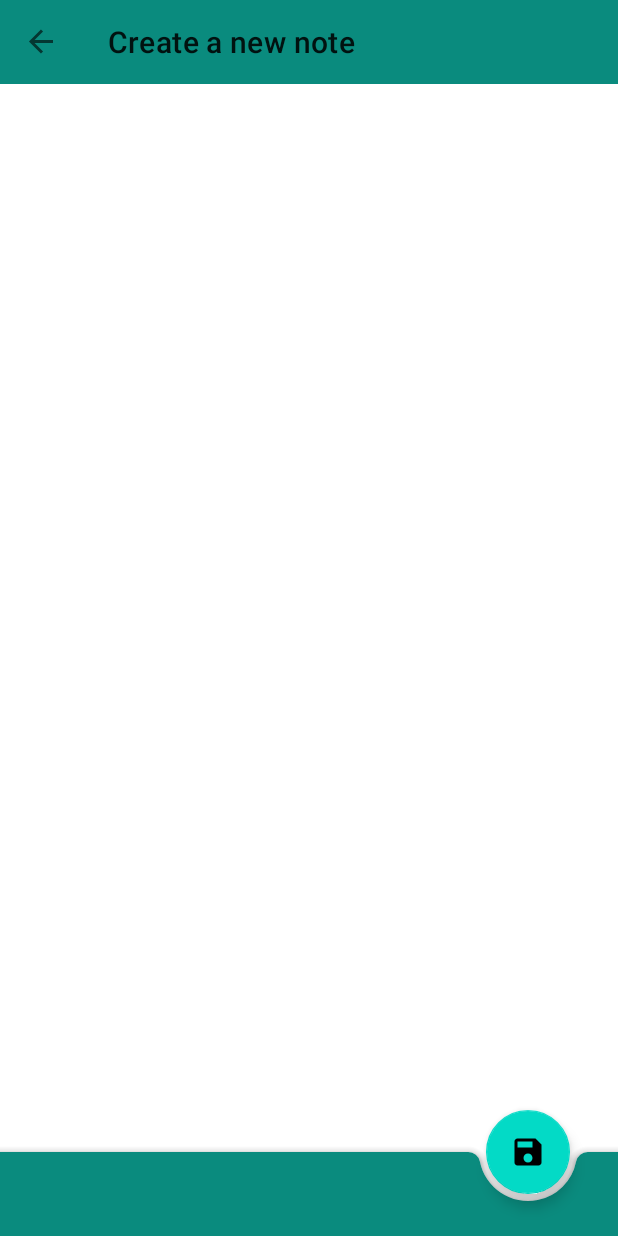
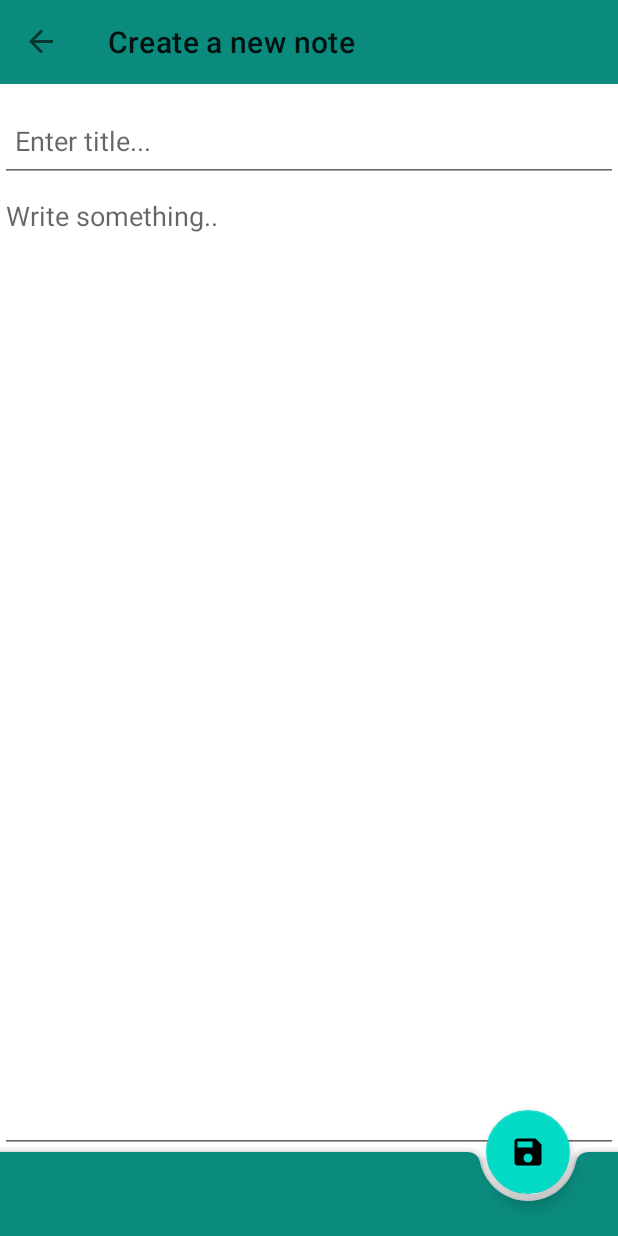
Before and after one commit to rohitj782/Notes-Android-App, an Android app: the screen it shows after launch (MainActivity), after a tap on an icon or button, on a phone screen of 412 x 824 dp. Run offline under Robolectric (Android 15) with nearby library versions, the phone set to English and light mode, and no system bars; our stand-ins replace navigation-ui; 1 statement that could not run was skipped.

Commit message:
Saving notes

```diff
--- a/app/build.gradle
+++ b/app/build.gradle
@@ -50,7 +50,7 @@ dependencies {
     implementation "androidx.navigation:navigation-ui-ktx:$nav_version" // For Kotlin use navigation-ui-ktx
 
     //room
-    def room_version = '2.1.0-alpha01'
+    def room_version = '2.1.0-alpha04'
     implementation "androidx.room:room-runtime:$room_version"
     implementation "androidx.legacy:legacy-support-v4:1.0.0"
     implementation 'androidx.lifecycle:lifecycle-extensions:2.0.0'
@@ -59,5 +59,6 @@ dependencies {
 
     //kotlin coroutines
     implementation 'org.jetbrains.kotlinx:kotlinx-coroutines-core:1.3.0-M1'
+    implementation 'androidx.room:room-coroutines:2.1.0-alpha04'
 
 }
--- a/app/src/main/java/com/rohitrj/notesapp/data/db/NoteDao.kt
+++ b/app/src/main/java/com/rohitrj/notesapp/data/db/NoteDao.kt
@@ -9,9 +9,9 @@ import com.rohitrj.notesapp.data.entity.Note
 interface NoteDao {
 
     @Insert
-    fun addNote(note: Note)
+    suspend fun addNote(note: Note)
 
     @Query("Select * from Note")
-    fun getAllNotes() : List < Note >
+    suspend fun getAllNotes() : List < Note >
 
 }
--- a/app/src/main/java/com/rohitrj/notesapp/data/db/NoteDatabase.kt
+++ b/app/src/main/java/com/rohitrj/notesapp/data/db/NoteDatabase.kt
@@ -8,7 +8,8 @@ import com.rohitrj.notesapp.data.entity.Note
 
 @Database(
     entities = [Note::class],
-    version = 1
+    version = 1,
+    exportSchema = false
 )
 
 abstract class NoteDatabase :RoomDatabase(){
--- a/app/src/main/java/com/rohitrj/notesapp/data/entity/Note.kt
+++ b/app/src/main/java/com/rohitrj/notesapp/data/entity/Note.kt
@@ -6,8 +6,8 @@ import androidx.room.PrimaryKey
 
 @Entity
 data class Note(
-    var title: String,
-    var note: String
+    val title: String,
+    val note: String
 ) {
     @PrimaryKey(autoGenerate = true)
     var id = 0
--- /dev/null
+++ b/app/src/main/java/com/rohitrj/notesapp/ui/basefragment/BaseFragment.kt
@@ -0,0 +1,25 @@
+package com.rohitrj.notesapp.ui.basefragment
+
+import android.os.Bundle
+import androidx.fragment.app.Fragment
+import kotlinx.coroutines.CoroutineScope
+import kotlinx.coroutines.Dispatchers
+import kotlinx.coroutines.Job
+import kotlin.coroutines.CoroutineContext
+
+abstract class BaseFragment: Fragment(), CoroutineScope{
+
+    private lateinit var job:Job
+
+    override fun onCreate(savedInstanceState: Bundle?) {
+        super.onCreate(savedInstanceState)
+        job = Job()
+    }
+    override val coroutineContext: CoroutineContext
+        get() = job + Dispatchers.Main
+
+    override fun onDestroy() {
+        super.onDestroy()
+        job.cancel()
+    }
+}
--- a/app/src/main/java/com/rohitrj/notesapp/ui/notes/addnotes/AddNoteFragment.kt
+++ b/app/src/main/java/com/rohitrj/notesapp/ui/notes/addnotes/AddNoteFragment.kt
@@ -1,18 +1,24 @@
 package com.rohitrj.notesapp.ui.notes.addnotes
 
+import android.os.BaseBundle
 import androidx.lifecycle.ViewModelProviders
 import android.os.Bundle
 import androidx.fragment.app.Fragment
 import android.view.LayoutInflater
 import android.view.View
 import android.view.ViewGroup
+import android.widget.Toast
 import androidx.navigation.Navigation
 
 import com.rohitrj.notesapp.R
+import com.rohitrj.notesapp.data.db.NoteDatabase
+import com.rohitrj.notesapp.data.entity.Note
+import com.rohitrj.notesapp.ui.basefragment.BaseFragment
 import kotlinx.android.synthetic.main.activity_main.*
 import kotlinx.android.synthetic.main.add_note_fragment.*
+import kotlinx.coroutines.launch
 
-class AddNoteFragment : Fragment() {
+class AddNoteFragment : BaseFragment() {
 
     companion object {
         fun newInstance() = AddNoteFragment()
@@ -30,7 +36,6 @@ class AddNoteFragment : Fragment() {
     override fun onActivityCreated(savedInstanceState: Bundle?) {
         super.onActivityCreated(savedInstanceState)
         viewModel = ViewModelProviders.of(this).get(AddNoteViewModel::class.java)
-        // TODO: Use the ViewModel
     }
 
     override fun onViewCreated(view: View, savedInstanceState: Bundle?) {
@@ -38,6 +43,16 @@ class AddNoteFragment : Fragment() {
         activity!!.materialToolbar.visibility = View.VISIBLE
 
         floatingActionButtonSave.setOnClickListener {
+            val title = editTextTitle.text.toString()
+            val note = editTextNote.text.toString()
+
+            val newNote = Note(title, note)
+
+            //launching a coroutine
+            launch {
+                NoteDatabase(context!!).getNoteDao().addNote(newNote)
+                Toast.makeText(context!!,"Saved",Toast.LENGTH_SHORT).show()
+            }
             activity!!.onBackPressed()
         }
 
--- a/app/src/main/java/com/rohitrj/notesapp/ui/notes/allnotes/AllNotesFragment.kt
+++ b/app/src/main/java/com/rohitrj/notesapp/ui/notes/allnotes/AllNotesFragment.kt
@@ -10,10 +10,11 @@ import android.view.ViewGroup
 import kotlinx.android.synthetic.main.activity_main.*
 import androidx.appcompat.app.ActionBar
 import androidx.navigation.Navigation
+import com.rohitrj.notesapp.ui.basefragment.BaseFragment
 import kotlinx.android.synthetic.main.all_notes_fragment.*
 
 
-class AllNotesFragment : Fragment() {
+class AllNotesFragment : BaseFragment() {
 
     companion object {
         fun newInstance() = AllNotesFragment()
--- a/app/src/main/java/com/rohitrj/notesapp/ui/splash/SplashFragment.kt
+++ b/app/src/main/java/com/rohitrj/notesapp/ui/splash/SplashFragment.kt
@@ -13,12 +13,13 @@ import androidx.navigation.NavController
 import androidx.navigation.Navigation
 
 import com.rohitrj.notesapp.R
+import com.rohitrj.notesapp.ui.basefragment.BaseFragment
 import kotlinx.android.synthetic.main.activity_main.*
 import kotlinx.android.synthetic.main.activity_main.view.*
 import kotlinx.coroutines.*
 import java.lang.Runnable
 
-class SplashFragment : Fragment() {
+class SplashFragment : BaseFragment() {
 
     companion object {
         fun newInstance() = SplashFragment()
@@ -36,19 +37,15 @@ class SplashFragment : Fragment() {
     override fun onActivityCreated(savedInstanceState: Bundle?) {
         super.onActivityCreated(savedInstanceState)
         viewModel = ViewModelProviders.of(this).get(SplashViewModel::class.java)
-
-
     }
 
     override fun onViewCreated(view: View, savedInstanceState: Bundle?) {
         super.onViewCreated(view, savedInstanceState)
-
         activity!!.materialToolbar.visibility = View.GONE
-
-        Handler().postDelayed({
+        launch {
+            delay(2000)
             Navigation.findNavController(view).navigate(SplashFragmentDirections.nextAction())
-        },2000)
-
+        }
     }
 
 }
--- a/app/src/main/res/layout/add_note_fragment.xml
+++ b/app/src/main/res/layout/add_note_fragment.xml
@@ -2,9 +2,29 @@
 <androidx.coordinatorlayout.widget.CoordinatorLayout
         xmlns:android="http://schemas.android.com/apk/res/android"
         xmlns:tools="http://schemas.android.com/tools"
-        android:layout_width="match_parent"
-        android:layout_height="match_parent" xmlns:app="http://schemas.android.com/apk/res-auto"
+        xmlns:app="http://schemas.android.com/apk/res-auto"
+        android:layout_width="match_parent" android:layout_height="match_parent"
         tools:context=".ui.notes.allnotes.AllNotesFragment">
+
+    <LinearLayout android:layout_width="match_parent" android:layout_height="match_parent"
+                  android:layout_marginBottom="55dp"
+                  android:orientation="vertical">
+        <EditText android:layout_width="match_parent"
+                  android:layout_height="55dp"
+                  android:layout_marginTop="10dp"
+                  android:padding="10dp"
+                  android:id="@+id/editTextTitle"
+                  android:hint="@string/enter_title"/>
+        <EditText
+                android:layout_width="match_parent"
+                android:layout_height="match_parent"
+                android:inputType="textMultiLine"
+                android:gravity="start|top"
+                android:ems="10"
+                android:hint="@string/write_something"
+                android:id="@+id/editTextNote"/>
+
+    </LinearLayout>
 
     <com.google.android.material.bottomappbar.BottomAppBar android:layout_width="match_parent"
                                                            android:layout_gravity="bottom"
--- a/app/src/main/res/values/strings.xml
+++ b/app/src/main/res/values/strings.xml
@@ -1,3 +1,5 @@
 <resources>
     <string name="app_name">Notes App</string>
+    <string name="enter_title">Enter title...</string>
+    <string name="write_something">Write something..</string>
 </resources>
--- a/build.gradle
+++ b/build.gradle
@@ -8,7 +8,7 @@ buildscript {
 
     }
     dependencies {
-        classpath 'com.android.tools.build:gradle:3.4.1'
+        classpath 'com.android.tools.build:gradle:3.4.2'
         classpath "org.jetbrains.kotlin:kotlin-gradle-plugin:$kotlin_version"
         // NOTE: Do not place your application dependencies here; they belong
         // in the individual module build.gradle files
```
Also changed, not shown: app/src/main/java/com/rohitrj/notesapp/utlity/ExtensionFunctions.kt (added, +8 -0 lines), app/src/main/res/layout/all_notes_fragment.xml (+9 -2 lines).
